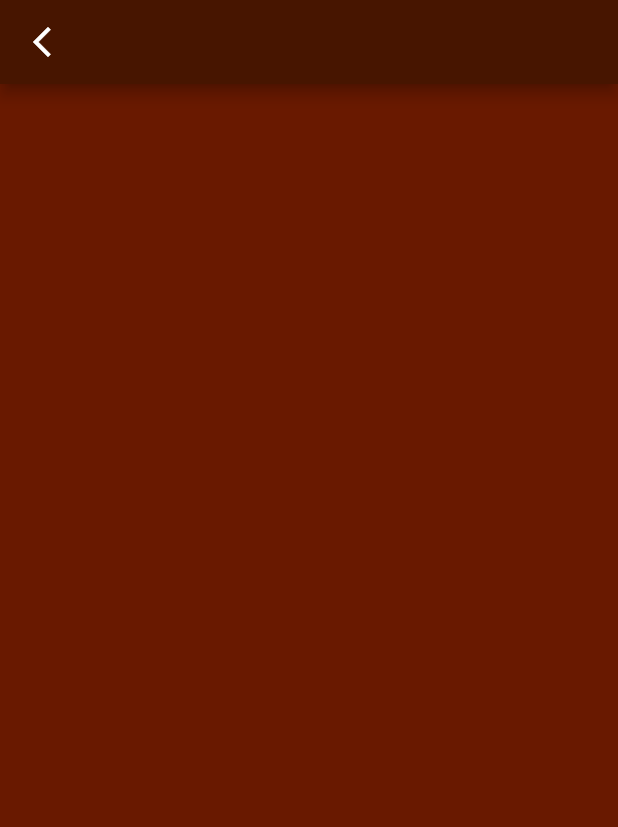
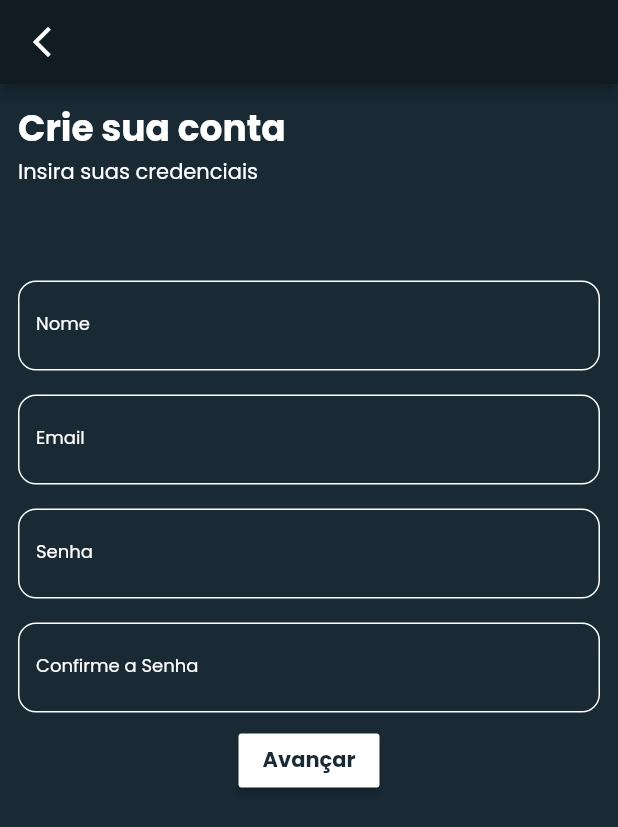
Before and after one commit to OzielFilho/PROJETO-TCC, a Flutter app: the CreateAccountWidget screen opened by its route, on a phone screen of 412 x 824 dp. Shown: the top 827 px of the screen. Run offline on Flutter 3.47's test engine with Material 2 defaults, Android fonts, the phone set to English and light mode, and no system bars; our stand-ins replace dartz, equatable, firebase_auth, firebase_core, flutter_modular; accounts and stored records are empty.

Commit message:
feature : register account module

```diff
--- a/lib/app/core/utils/colors/colors_utils.dart
+++ b/lib/app/core/utils/colors/colors_utils.dart
@@ -1,9 +1,8 @@
-import 'package:flutter/cupertino.dart';
 import 'package:flutter/material.dart';
 
 class ColorUtils {
-  static Color primaryColor = Color(0xff691900);
-  static Color secondaryColor = Color(0xff471500);
+  static Color primaryColor = Color.fromARGB(255, 25, 42, 53);
+  static Color secondaryColor = Color.fromARGB(255, 16, 27, 34);
   static Color whiteColor = Color.fromARGB(255, 255, 255, 255);
   static Color transparentColor = Colors.transparent;
 }
--- /dev/null
+++ b/lib/app/modules/auth/domain/entities/auth_result.dart
@@ -0,0 +1,6 @@
+class AuthResult {
+  final String email;
+  final String? tokenId;
+
+  AuthResult(this.email, this.tokenId);
+}
--- a/lib/app/modules/auth/domain/repositories/auth_repository.dart
+++ b/lib/app/modules/auth/domain/repositories/auth_repository.dart
@@ -1,9 +1,10 @@
 import 'package:dartz/dartz.dart';
 
 import '../../../../core/error/failure.dart';
+import '../entities/auth_result.dart';
 
 abstract class AuthUserRepository {
-  Future<Either<Failure, bool>> loginUser(String email, String password);
+  Future<Either<Failure, AuthResult>> loginUser(String email, String password);
   Future<Either<Failure, bool>> loginGoogleUser(
       String idToken, String accessToken);
   Future<Either<Failure, bool>> createUser(String email, String password);
--- a/lib/app/modules/auth/domain/usecases/login_user.dart
+++ b/lib/app/modules/auth/domain/usecases/login_user.dart
@@ -3,15 +3,16 @@ import 'package:app/app/core/usecases/usecase.dart';
 import 'package:app/app/core/utils/validations/validations.dart';
 import 'package:dartz/dartz.dart';
 import 'package:equatable/equatable.dart';
+import '../entities/auth_result.dart';
 import '../repositories/auth_repository.dart';
 
-class LoginUser implements Usecase<bool, Params> {
+class LoginUser implements Usecase<AuthResult, Params> {
   final AuthUserRepository repository;
 
   LoginUser(this.repository);
 
   @override
-  Future<Either<Failure, bool>> call(Params params) async {
+  Future<Either<Failure, AuthResult>> call(Params params) async {
     if (params.email.isNotEmpty || params.password.isNotEmpty) {
       if (Validations.emailAndPasswordValidation(
           email: params.email, password: params.password)) {
--- a/lib/app/modules/auth/infra/datasources/auth_user_datasource.dart
+++ b/lib/app/modules/auth/infra/datasources/auth_user_datasource.dart
@@ -1,5 +1,7 @@
+import '../../domain/entities/auth_result.dart';
+
 abstract class AuthUserDatasource {
-  Future<bool> login(String email, String password);
+  Future<AuthResult> login(String email, String password);
   Future<bool> loginGoogle(String idToken, String accessToken);
   Future<bool> createUser(String email, String password);
   Future<bool> recoveryPassword(String email);
--- /dev/null
+++ b/lib/app/modules/auth/infra/models/auth_result_model.dart
@@ -0,0 +1,7 @@
+import 'package:app/app/modules/auth/domain/entities/auth_result.dart';
+
+class AuthResultModel extends AuthResult {
+  AuthResultModel(String email, String? tokenId) : super(email, tokenId);
+  AuthResultModel.empty({String email = '', String? tokenId = ''})
+      : super('', '');
+}
--- a/lib/app/modules/auth/infra/repositories/auth_repository_impl.dart
+++ b/lib/app/modules/auth/infra/repositories/auth_repository_impl.dart
@@ -4,6 +4,7 @@ import 'package:app/app/modules/auth/infra/datasources/auth_user_datasource.dart
 import 'package:dartz/dartz.dart';
 
 import '../../../../core/error/exceptions.dart';
+import '../../domain/entities/auth_result.dart';
 
 class AuthUserRepositoryImpl extends AuthUserRepository {
   final AuthUserDatasource datasource;
@@ -11,7 +12,8 @@ class AuthUserRepositoryImpl extends AuthUserRepository {
   AuthUserRepositoryImpl(this.datasource);
 
   @override
-  Future<Either<Failure, bool>> loginUser(String email, String password) async {
+  Future<Either<Failure, AuthResult>> loginUser(
+      String email, String password) async {
     try {
       final result = await datasource.login(email, password);
       return right(result);
--- a/lib/app/modules/auth/presentation/widgets/create_account.dart
+++ b/lib/app/modules/auth/presentation/widgets/create_account.dart
@@ -1,8 +1,24 @@
 import 'package:flutter/material.dart';
 import 'package:flutter_modular/flutter_modular.dart';
 
-class CreateAccountWidget extends StatelessWidget {
+import '../../../../core/presentation/widgets/buttons_design.dart';
+import '../../../../core/presentation/widgets/form_desing.dart';
+import '../../../../core/theme/theme_app.dart';
+
+class CreateAccountWidget extends StatefulWidget {
   const CreateAccountWidget({Key? key}) : super(key: key);
+
+  @override
+  State<CreateAccountWidget> createState() => _CreateAccountWidgetState();
+}
+
+class _CreateAccountWidgetState extends State<CreateAccountWidget> {
+  final _emailControllerNew = TextEditingController();
+  final _nameControllerNew = TextEditingController();
+
+  final _passwordControllerNew = TextEditingController();
+
+  final _confirmPasswordControllerNew = TextEditingController();
 
   @override
   Widget build(BuildContext context) {
@@ -11,6 +27,66 @@ class CreateAccountWidget extends StatelessWidget {
           leading: IconButton(
               onPressed: () => Modular.to.pop(),
               icon: Icon(Icons.arrow_back_ios_new_outlined))),
+      body: SingleChildScrollView(
+        child: Container(
+          padding: const EdgeInsets.symmetric(horizontal: 12.0, vertical: 12.0),
+          child: Column(
+            crossAxisAlignment: CrossAxisAlignment.center,
+            children: [
+              Align(
+                alignment: Alignment.centerLeft,
+                child: Text('Crie sua conta',
+                    style: ThemeApp.theme.textTheme.headline1),
+              ),
+              Align(
+                alignment: Alignment.centerLeft,
+                child: Text('Insira suas credenciais',
+                    style: ThemeApp.theme.textTheme.subtitle1),
+              ),
+              _buildLoginForm(),
+            ],
+          ),
+        ),
+      ),
+    );
+  }
+
+  Widget _buildLoginForm() {
+    return Padding(
+      padding: const EdgeInsets.symmetric(vertical: 54.0),
+      child: Column(
+        children: [
+          FormsDesign.textFormCustom(
+            null,
+            null,
+            'Nome',
+            visibility: false,
+            controller: _nameControllerNew,
+          ),
+          FormsDesign.textFormCustom(
+            null,
+            null,
+            'Email',
+            visibility: false,
+            controller: _emailControllerNew,
+          ),
+          FormsDesign.textFormCustom(
+            null,
+            null,
+            'Senha',
+            visibility: false,
+            controller: _passwordControllerNew,
+          ),
+          FormsDesign.textFormCustom(
+            null,
+            null,
+            'Confirme a Senha',
+            visibility: false,
+            controller: _confirmPasswordControllerNew,
+          ),
+          ButtonsDesign.buttonDefault(text: 'Avançar', action: () {}),
+        ],
+      ),
     );
   }
 }
```
Also changed, not shown: lib/app/modules/auth/external/firebase_auth_datasource_impl.dart (+11 -13 lines), lib/app/modules/auth/presentation/widgets/login_app.dart (+19 -8 lines), 1 other file.
